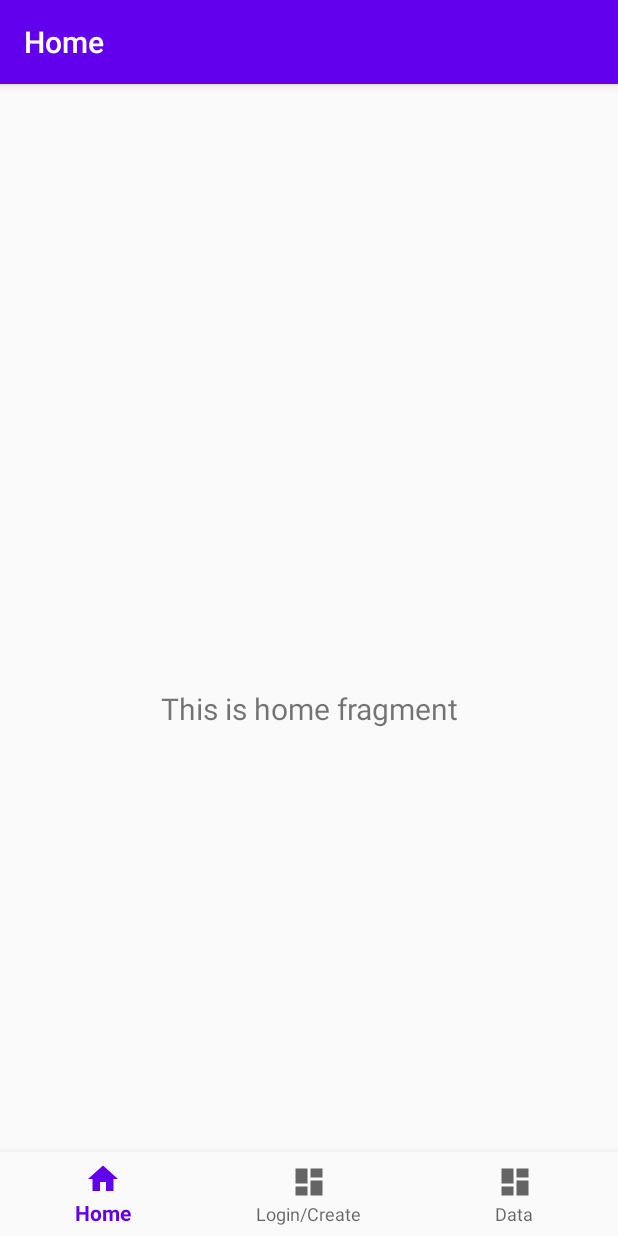
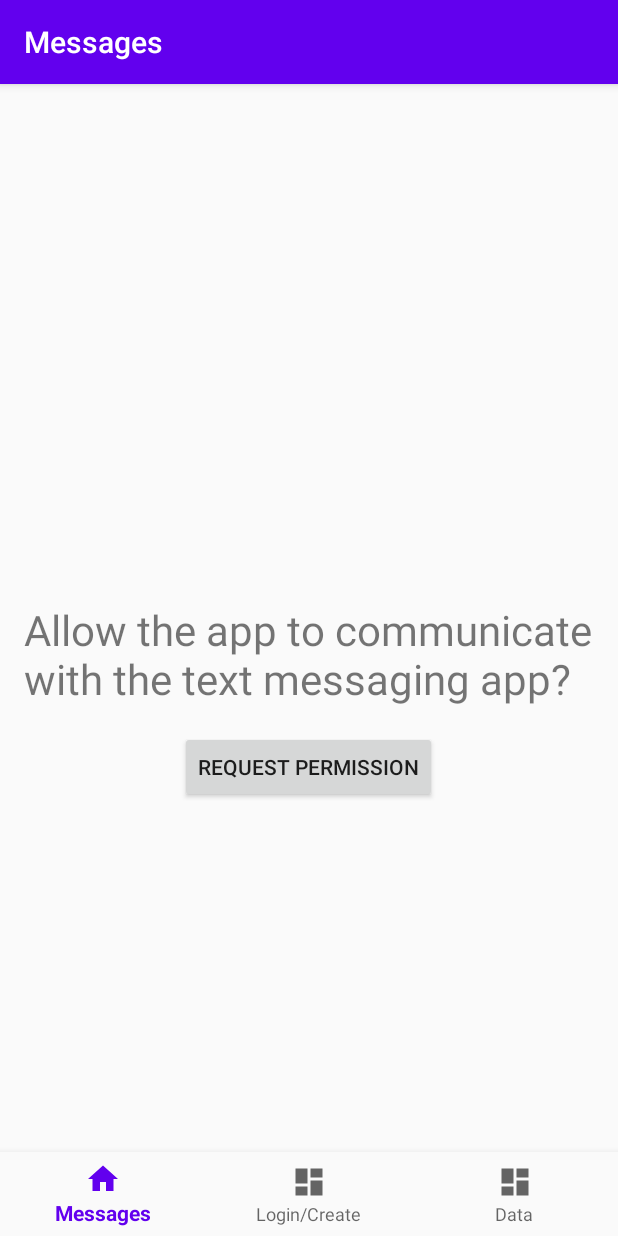
Before and after one commit to JoseM111/CS-360_Final_Project, an Android app: the screen it shows after launch (MainActivity), on a phone screen of 412 x 824 dp. Run offline under Robolectric (Android 15) with nearby library versions, the phone set to English and light mode, and no system bars; our stand-ins replace navigation-ui.

Commit message:
module-5: have the base UI for the Msg view auth

```diff
--- a/app/src/main/java/com/josem111/MainActivity.java
+++ b/app/src/main/java/com/josem111/MainActivity.java
@@ -20,7 +20,7 @@ public class MainActivity extends AppCompatActivity {
         setContentView(binding.getRoot());
 
         AppBarConfiguration appBarConfiguration = new AppBarConfiguration.Builder(
-                R.id.navigation_home, R.id.navigation_login, R.id.navigation_data)
+                R.id.navigation_msg, R.id.navigation_login, R.id.navigation_data)
                 .build();
 
         NavController navController = Navigation.findNavController(this, R.id.nav_host_fragment_activity_main);
--- a/app/src/main/java/com/josem111/ui/home/HomeFragment.java
+++ /dev/null
@@ -1,37 +0,0 @@
-package com.josem111.ui.home;
-
-import android.os.Bundle;
-import android.view.LayoutInflater;
-import android.view.View;
-import android.view.ViewGroup;
-import android.widget.TextView;
-import android.support.annotation.NonNull;
-import android.support.v4.app.Fragment;
-import android.arch.lifecycle.ViewModelProvider;
-
-import com.josem111.databinding.FragmentHomeBinding;
-
-
-public class HomeFragment extends Fragment {
-
-    private FragmentHomeBinding binding;
-
-    public View onCreateView(@NonNull LayoutInflater inflater,
-                             ViewGroup container, Bundle savedInstanceState) {
-        HomeViewModel homeViewModel =
-                new ViewModelProvider(this, new ViewModelProvider.NewInstanceFactory()).get(HomeViewModel.class);
-
-        binding = FragmentHomeBinding.inflate(inflater, container, false);
-        View root = binding.getRoot();
-
-        final TextView textView = binding.textHome;
-        homeViewModel.getText().observe(getViewLifecycleOwner(), textView::setText);
-        return root;
-    }
-
-    @Override
-    public void onDestroyView() {
-        super.onDestroyView();
-        binding = null;
-    }
-}
--- a/app/src/main/java/com/josem111/ui/home/HomeViewModel.java
+++ b/app/src/main/java/com/josem111/ui/msg/HomeViewModel.java
@@ -1,4 +1,4 @@
-package com.josem111.ui.home;
+package com.josem111.ui.msg;
 
 import android.arch.lifecycle.LiveData;
 import android.arch.lifecycle.MutableLiveData;
--- /dev/null
+++ b/app/src/main/java/com/josem111/ui/msg/MsgFragment.java
@@ -0,0 +1,68 @@
+package com.josem111.ui.msg;
+
+import android.Manifest;
+import android.content.pm.PackageManager;
+import android.os.Bundle;
+import android.support.annotation.NonNull;
+import android.support.annotation.Nullable;
+import android.support.v4.app.Fragment;
+import android.support.v4.content.ContextCompat;
+import android.view.LayoutInflater;
+import android.view.View;
+import android.view.ViewGroup;
+import android.widget.Button;
+import android.widget.Toast;
+
+import com.josem111.R;
+
+import java.util.Objects;
+
+public class MsgFragment extends Fragment {
+    private static final int SMS_PERMISSION_REQUEST_CODE = 1;
+    private MsgViewModel mViewModel;
+
+    public static MsgFragment newInstance() {
+        return new MsgFragment();
+    }
+
+    @Override
+    public View onCreateView(@NonNull LayoutInflater inflater, @Nullable ViewGroup container,
+                             @Nullable Bundle savedInstanceState) {
+        mViewModel = new MsgViewModel();
+        View view = inflater.inflate(R.layout.fragment_msg, container, false);
+
+        Button mButton = view.findViewById(R.id.button_request_permission);
+        mButton.setOnClickListener((View v) -> requestPermission());
+
+        return view;
+    }
+
+    @Override
+    public void onActivityCreated(@Nullable Bundle savedInstanceState) {
+        super.onActivityCreated(savedInstanceState);
+    }
+
+    private void requestPermission() {
+        if (ContextCompat.checkSelfPermission(Objects.requireNonNull(getContext()),
+                Manifest.permission.SEND_SMS) != PackageManager.PERMISSION_GRANTED) {
+            requestPermissions(new String[]{Manifest.permission.SEND_SMS}, SMS_PERMISSION_REQUEST_CODE);
+        } else {
+            Toast.makeText(getContext(), "Permission already granted", Toast.LENGTH_SHORT).show();
+            mViewModel.setPermissionGranted(true);
+        }
+    }
+
+    @Override
+    public void onRequestPermissionsResult(int requestCode, @NonNull String[] permissions, @NonNull int[] grantResults) {
+        if (requestCode == SMS_PERMISSION_REQUEST_CODE) {
+            if (grantResults.length > 0 && grantResults[0] == PackageManager.PERMISSION_GRANTED) {
+                Toast.makeText(getContext(), "Permission granted", Toast.LENGTH_SHORT).show();
+                mViewModel.setPermissionGranted(true);
+                // Show appropriate notifications based on user choice here
+            } else {
+                Toast.makeText(getContext(), "Permission denied", Toast.LENGTH_SHORT).show();
+                mViewModel.setPermissionGranted(false);
+            }
+        }
+    }
+}
--- /dev/null
+++ b/app/src/main/java/com/josem111/ui/msg/MsgViewModel.java
@@ -0,0 +1,17 @@
+package com.josem111.ui.msg;
+
+import android.arch.lifecycle.ViewModel;
+
+public class MsgViewModel extends ViewModel {
+    // Add any variables or methods needed for the view model here
+
+    private boolean mIsPermissionGranted = false;
+
+    public boolean isPermissionGranted() {
+        return mIsPermissionGranted;
+    }
+
+    public void setPermissionGranted(boolean permissionGranted) {
+        mIsPermissionGranted = permissionGranted;
+    }
+}
--- a/app/src/main/res/layout/fragment_data.xml
+++ b/app/src/main/res/layout/fragment_data.xml
@@ -19,7 +19,7 @@
         android:id="@+id/add_data_button"
         android:layout_width="200dp"
         android:layout_height="wrap_content"
-        android:layout_marginStart="90dp"
+        android:layout_marginStart="100dp"
         android:layout_marginBottom="70dp"
         android:layout_marginTop="20dp"
         android:background="@color/dodgerblue"
--- a/app/src/main/res/layout/fragment_home.xml
+++ /dev/null
@@ -1,22 +0,0 @@
-<?xml version="1.0" encoding="utf-8"?>
-<android.support.constraint.ConstraintLayout xmlns:android="http://schemas.android.com/apk/res/android"
-    xmlns:app="http://schemas.android.com/apk/res-auto"
-    xmlns:tools="http://schemas.android.com/tools"
-    android:layout_width="match_parent"
-    android:layout_height="match_parent"
-    tools:context=".ui.home.HomeFragment">
-
-    <TextView
-        android:id="@+id/text_home"
-        android:layout_width="match_parent"
-        android:layout_height="wrap_content"
-        android:layout_marginStart="8dp"
-        android:layout_marginTop="8dp"
-        android:layout_marginEnd="8dp"
-        android:textAlignment="center"
-        android:textSize="20sp"
-        app:layout_constraintBottom_toBottomOf="parent"
-        app:layout_constraintEnd_toEndOf="parent"
-        app:layout_constraintStart_toStartOf="parent"
-        app:layout_constraintTop_toTopOf="parent" />
-</android.support.constraint.ConstraintLayout>
--- /dev/null
+++ b/app/src/main/res/layout/fragment_msg.xml
@@ -0,0 +1,24 @@
+<LinearLayout xmlns:android="http://schemas.android.com/apk/res/android"
+    xmlns:tools="http://schemas.android.com/tools"
+    android:layout_width="match_parent"
+    android:layout_height="match_parent"
+    android:orientation="vertical"
+    android:gravity="center"
+    android:padding="16dp">
+
+    <TextView
+        android:layout_width="wrap_content"
+        android:layout_height="wrap_content"
+        android:text="Allow the app to communicate with the text messaging app?"
+        android:textSize="28sp"
+        tools:ignore="HardcodedText" />
+
+    <Button
+        android:id="@+id/button_request_permission"
+        android:layout_width="wrap_content"
+        android:layout_height="wrap_content"
+        android:text="Request Permission"
+        android:layout_marginTop="16dp"
+        tools:ignore="HardcodedText" />
+
+</LinearLayout>
--- a/app/src/main/res/menu/bottom_nav_menu.xml
+++ b/app/src/main/res/menu/bottom_nav_menu.xml
@@ -2,9 +2,9 @@
 <menu xmlns:android="http://schemas.android.com/apk/res/android">
     <!-- home-view -->
     <item
-        android:id="@+id/navigation_home"
+        android:id="@+id/navigation_msg"
         android:icon="@drawable/ic_home_black_24dp"
-        android:title="@string/title_home" />
+        android:title="@string/title_msg" />
     <!-- login-view -->
     <item
         android:id="@+id/navigation_login"
--- a/app/src/main/res/navigation/mobile_navigation.xml
+++ b/app/src/main/res/navigation/mobile_navigation.xml
@@ -3,13 +3,13 @@
     xmlns:app="http://schemas.android.com/apk/res-auto"
     xmlns:tools="http://schemas.android.com/tools"
     android:id="@+id/mobile_navigation"
-    app:startDestination="@+id/navigation_home">
+    app:startDestination="@+id/navigation_msg">
 
     <fragment
-        android:id="@+id/navigation_home"
-        android:name="com.josem111.ui.home.HomeFragment"
-        android:label="@string/title_home"
-        tools:layout="@layout/fragment_home" />
+        android:id="@+id/navigation_msg"
+        android:name="com.josem111.ui.msg.MsgFragment"
+        android:label="@string/title_msg"
+        tools:layout="@layout/fragment_msg" />
 
     <fragment
         android:id="@+id/navigation_login"
--- a/app/src/main/res/values/strings.xml
+++ b/app/src/main/res/values/strings.xml
@@ -1,6 +1,6 @@
 <resources>
     <string name="app_name">Events App</string>
-    <string name="title_home">Home</string>
+    <string name="title_msg">Messages</string>
     <string name="title_dashboard">Dashboard</string>
     <string name="title_data">Data</string>
     <string name="title_login">Login/Create</string>
```
Also changed, not shown: 1 other file.
